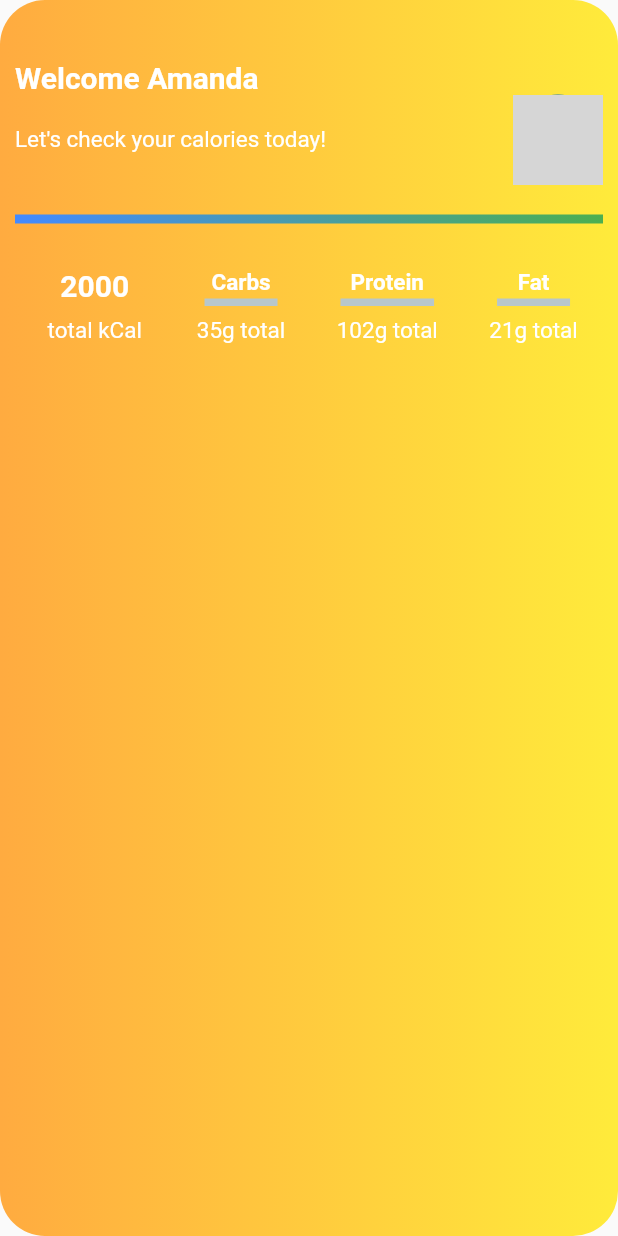
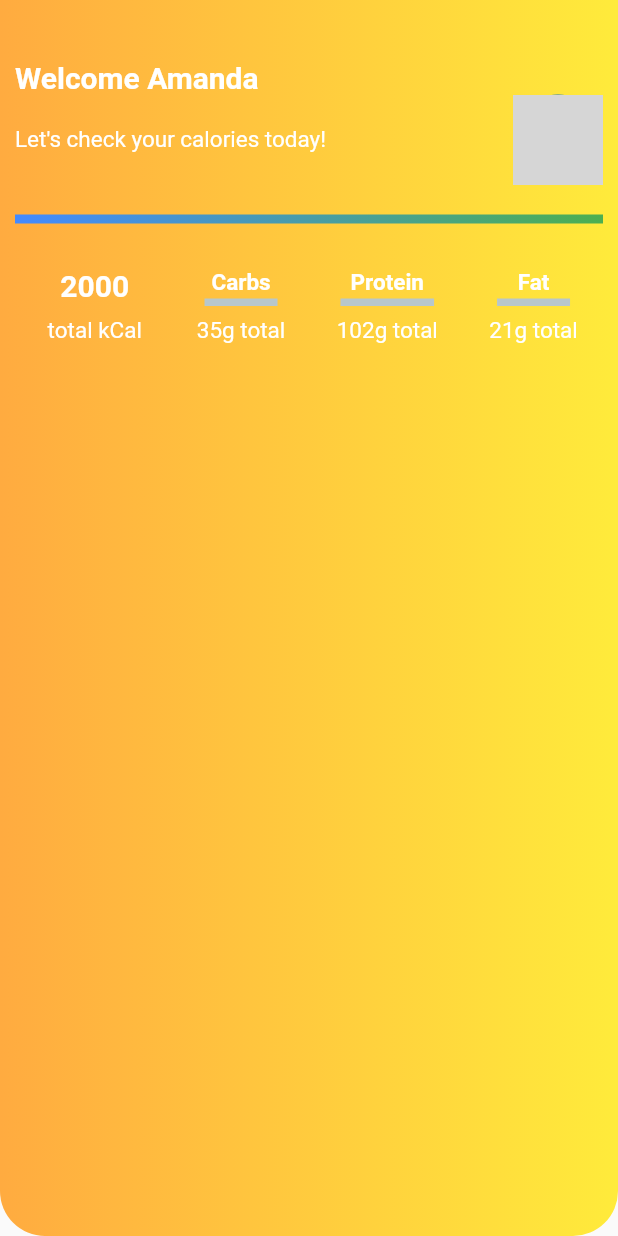
Before and after one commit to AhmetMERDEN/calorie_calculator, a Flutter app: the CustomAppTop widget shown alone on an empty page, opened directly, on a phone screen of 412 x 824 dp. Run offline on Flutter 3.47's test engine with Material 2 defaults, Android fonts, the phone set to English and light mode, and no system bars; drawn by our look-alikes of percent_indicator; our stand-ins replace animated_splash_screen, calendar_timeline, dio, lottie, shared_preferences; accounts and stored records are empty; network calls fail; grey boxes are pictures that could not be loaded.

Commit message:
apptop güncellendi

```diff
--- a/lib/view/widgets/custom_apptop.dart
+++ b/lib/view/widgets/custom_apptop.dart
@@ -1,3 +1,4 @@
+import 'package:calorie_calculator/models/search_models.dart';
 import 'package:flutter/material.dart';
 import 'package:flutter/src/widgets/framework.dart';
 import 'package:flutter/src/widgets/placeholder.dart';
@@ -9,15 +10,24 @@ class CustomAppTop extends StatelessWidget {
   @override
   Widget build(BuildContext context) {
     final h = MediaQuery.of(context).size.height;
-
     final w = MediaQuery.of(context).size.width;
 
-    return SafeArea(
-      child: Container(
+    var sumCalories;
+    var sumProteins;
+    var sumFats;
+    var sumCarbs;
+
+    List<List<Items>> allInOne;
+    List<Items> breakfastList;
+    List<Items> launchList;
+    List<Items> dinnerList;
+    List<Items> snackList;
+
+    return Container(
       decoration: BoxDecoration(
-          borderRadius: BorderRadius.circular(30),
-          gradient:
-              LinearGradient(colors: [Colors.orangeAccent, Colors.yellow]),
+        borderRadius: BorderRadius.only(
+            bottomLeft: Radius.circular(30), bottomRight: Radius.circular(30)),
+        gradient: LinearGradient(colors: [Colors.orangeAccent, Colors.yellow]),
       ),
       child: Column(
         children: [
@@ -169,7 +179,6 @@ class CustomAppTop extends StatelessWidget {
           )
         ],
       ),
-      ),
     );
   }
 }
```
Lines whose indentation alone changed are shown as unchanged.
